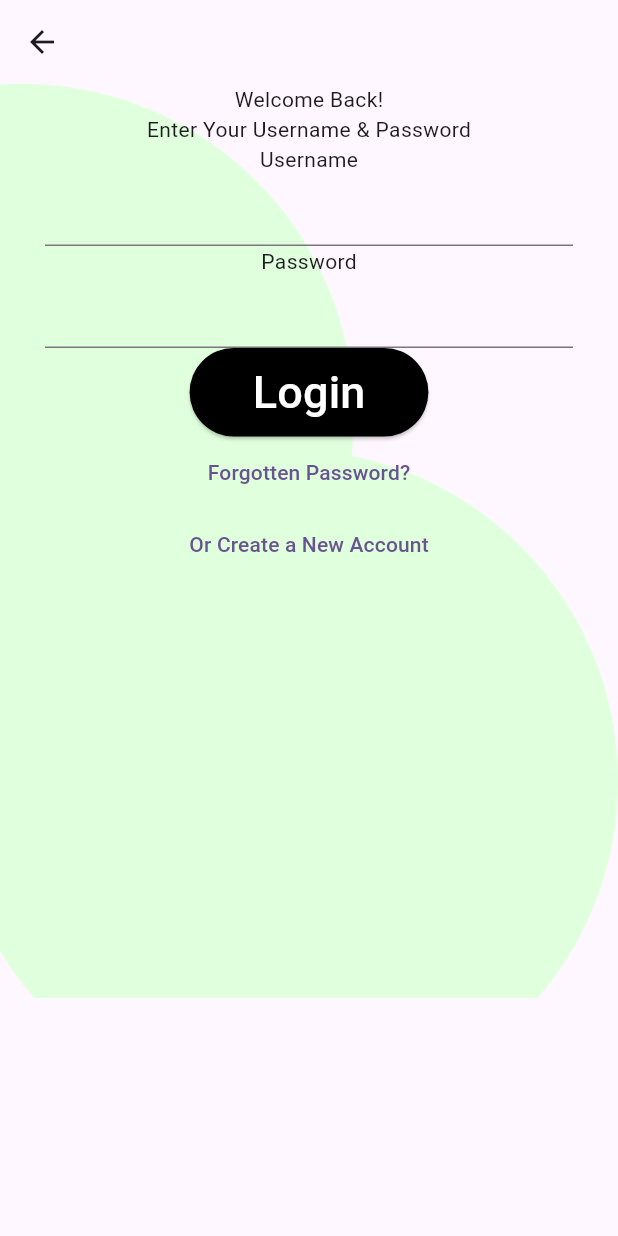
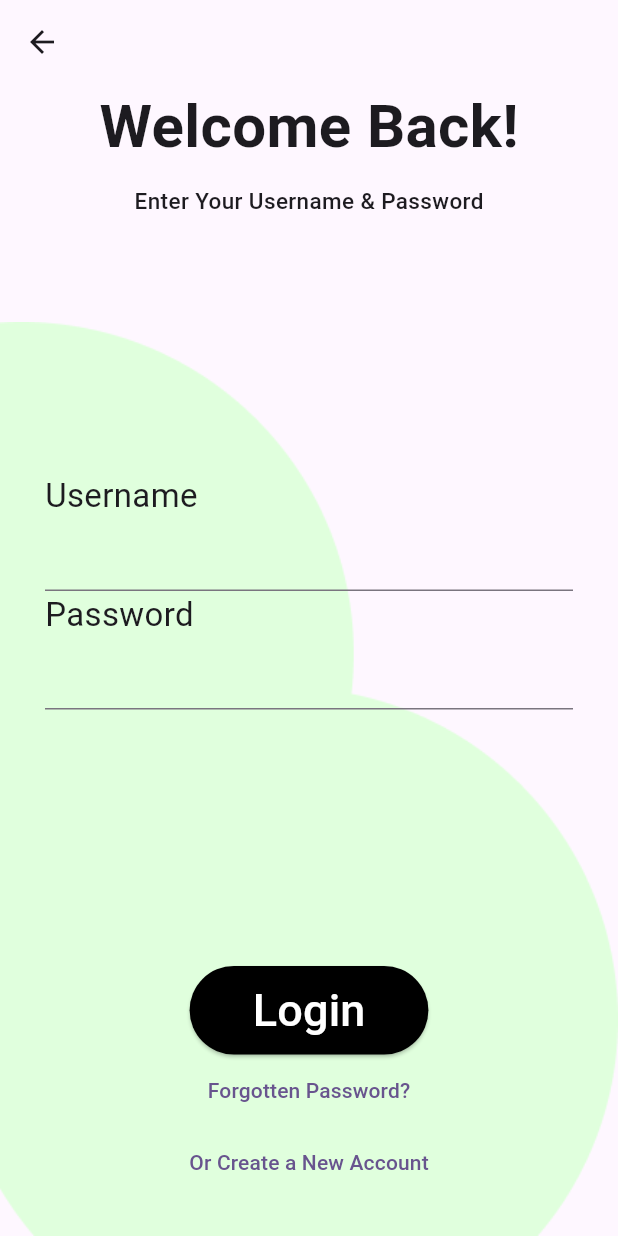
Before and after one commit to ashdodportflutter/ashdod_port_flutter, a Flutter app: the screen it shows after launch, after a tap on "Join Now", on a phone screen of 412 x 824 dp. Run offline on Flutter 3.47's test engine with Material 2 defaults, Android fonts, the phone set to English and light mode, and no system bars.

Commit message:
Update login_page.dart
good

```diff
--- a/lib/screens/login_page.dart
+++ b/lib/screens/login_page.dart
@@ -15,17 +15,25 @@ class _LoginPageState extends State<LoginPage> {
         appBar: AppBar(),
         body: Stack(
             children: [
-              Image.asset('assets/login_page_bg.png'),
+            Align(alignment: AlignmentDirectional.bottomStart, child: Image.asset('assets/login_page_bg.png')),
                   Padding(
-                      padding: const EdgeInsets.only(bottom: 30.0, left: 30.0, right: 30.0),
+                      padding: const EdgeInsets.only(bottom: 25.0, left: 30.0, right: 30.0),
                       child:Column(
                         children: [
-                          Text('Welcome Back!'),
-                          Text('Enter Your Username & Password'),
-                          Text('Username'),
+                          Text('Welcome Back!', style: TextStyle(fontSize: 40, fontWeight: FontWeight.bold)),
+                          SizedBox(height: 10),
+                          Text('Enter Your Username & Password', style: TextStyle(fontSize: 15, fontWeight: FontWeight.w500)),
+                          Spacer(),
+                          Align(
+                              alignment: Alignment.topLeft,
+                              child: Text('Username', style: TextStyle(fontSize: 22),)),
                           TextField(),
-                          Text('Password'),
-                          TextField(keyboardType: TextInputType.none),
+                          //SizedBox(height: 25),
+                          Align(
+                              alignment: Alignment.topLeft,
+                              child: Text('Password', style: TextStyle(fontSize: 22),)),
+                          TextField(),
+                          Spacer(),
                           LoginButton(
                             onPressed: () {
                               Navigator.pushNamed(context, '/get_in');
@@ -37,11 +45,7 @@ class _LoginPageState extends State<LoginPage> {
                           },),
                         ],
                       ))
-
-
-
             ])
         );
-
   }
 }
```
